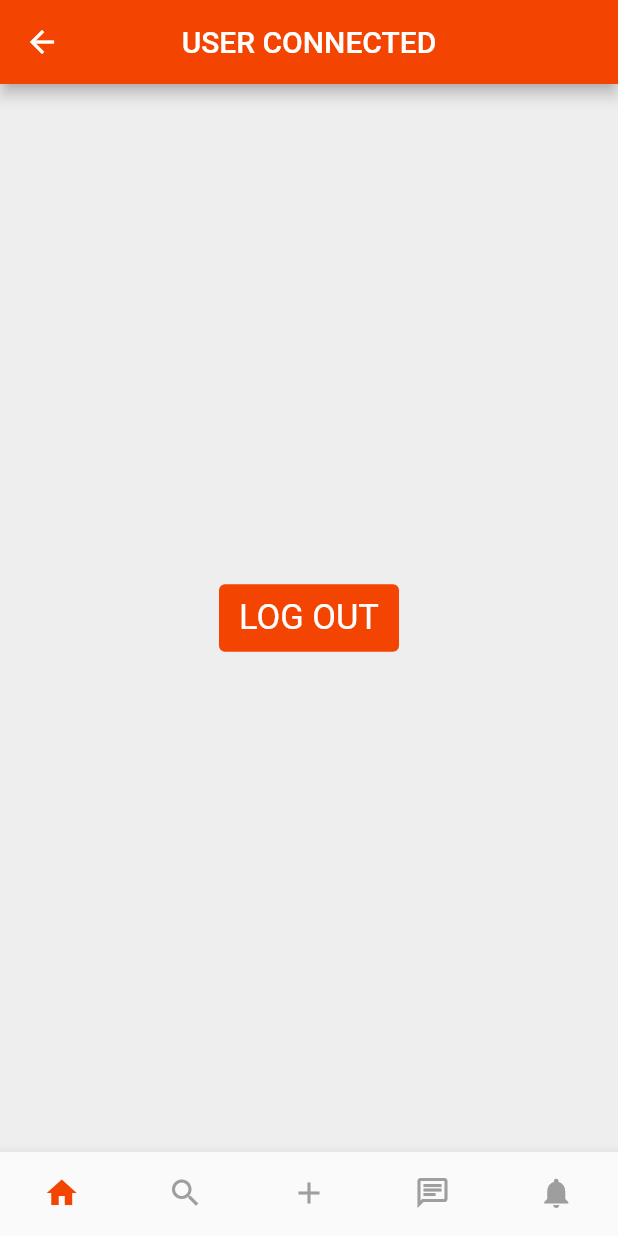
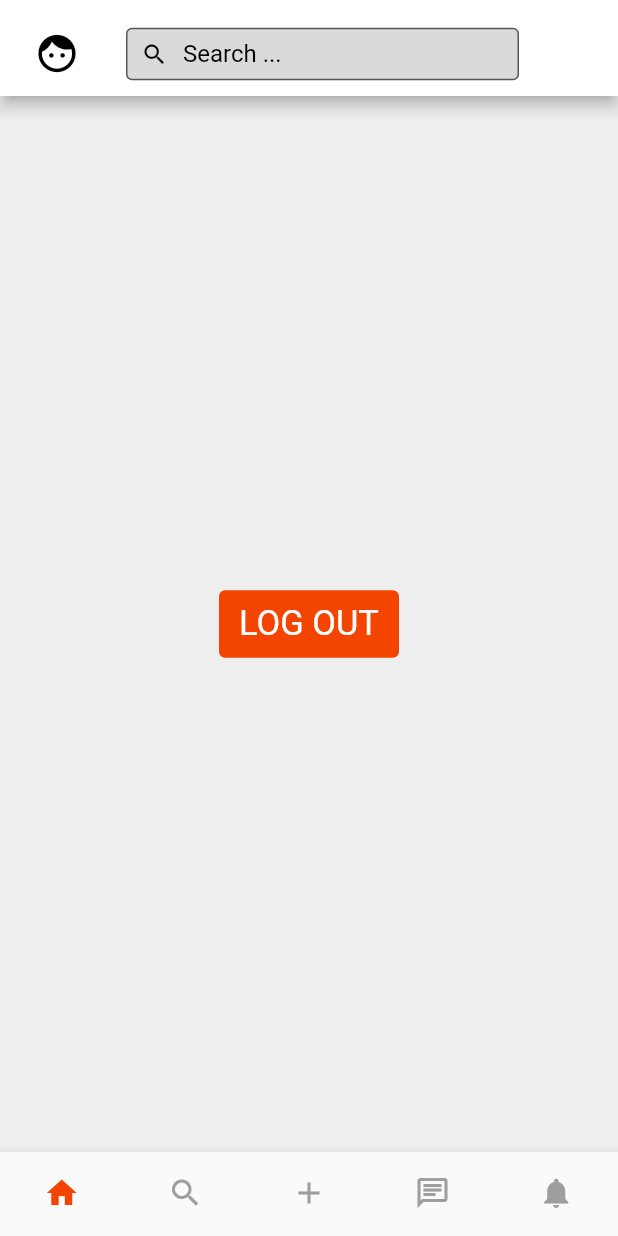
Before and after one commit to EloiseRi/Redditech_epitech, a Flutter app: the HomePage screen opened by its route, on a phone screen of 412 x 824 dp. Run offline on Flutter 3.47's test engine with Material 2 defaults, Android fonts, the light colour scheme and no system bars; our stand-ins replace font_awesome_flutter, material_floating_search_bar; missing offline and left inert: draw, flutter_web_auth.

Commit message:
search bar and appBar

```diff
--- a/my_redditech/lib/main.dart
+++ b/my_redditech/lib/main.dart
@@ -1,6 +1,5 @@
 import 'package:flutter/material.dart';
 import 'package:flutter/services.dart';
-import 'package:my_redditech/utils/color_chart.dart';
 import 'package:my_redditech/states/global_state.dart';
 import 'package:my_redditech/utils/palette.dart';
 import 'package:provider/provider.dart';
@@ -36,6 +35,7 @@ class MyApp extends StatelessWidget {
       ],
       child: MaterialApp(
         title: 'Redditech',
+        debugShowCheckedModeBanner: false,
         theme: ThemeData(
           primarySwatch: Palette.orangeReddit,
           scaffoldBackgroundColor: Colors.grey.shade200,
--- a/my_redditech/lib/screens/home_page.dart
+++ b/my_redditech/lib/screens/home_page.dart
@@ -3,7 +3,6 @@ import 'package:flutter/widgets.dart';
 import 'package:my_redditech/states/global_state.dart';
 import 'package:my_redditech/utils/palette.dart';
 import 'package:provider/provider.dart';
-import 'package:font_awesome_flutter/font_awesome_flutter.dart';
 
 class MyHomePage extends StatefulWidget {
   const MyHomePage({Key? key}) : super(key: key);
--- a/my_redditech/lib/screens/user_page.dart
+++ b/my_redditech/lib/screens/user_page.dart
@@ -1,4 +1,7 @@
+import 'dart:ui';
+
 import 'package:flutter/material.dart';
+import 'package:material_floating_search_bar/material_floating_search_bar.dart';
 import 'package:my_redditech/utils/palette.dart';
 import 'package:provider/provider.dart';
 import 'package:my_redditech/states/global_state.dart';
@@ -24,7 +27,50 @@ class _HomePageState extends State<HomePage> {
   Widget build(BuildContext context) {
     return Scaffold(
       appBar: AppBar(
-        title: const Text("USER CONNECTED"),
+        backgroundColor: Colors.white,
+        bottom: PreferredSize(
+          child: Container(),
+          preferredSize: const Size(0, 8),
+        ),
+        title: Container(
+          padding:
+              const EdgeInsets.only(top: 12, bottom: 12, left: 12, right: 50),
+          child: Column(
+            children: const <Widget>[
+              SizedBox(
+                height: 16.0,
+              ),
+              TextField(
+                cursorColor: Colors.grey,
+                decoration: InputDecoration(
+                    focusedBorder: OutlineInputBorder(
+                        borderSide: BorderSide(color: Colors.white)),
+                    prefixIconConstraints: BoxConstraints(
+                      minHeight: 16.0,
+                      minWidth: 38.0,
+                    ),
+                    prefixIcon: Icon(
+                      Icons.search,
+                      color: Colors.black,
+                    ),
+                    fillColor: Color.fromARGB(40, 20, 20, 20),
+                    filled: true,
+                    isDense: true,
+                    hintText: 'Search ...',
+                    hintStyle: TextStyle(color: Colors.black),
+                    contentPadding: EdgeInsets.all(8.0),
+                    border: OutlineInputBorder()),
+              ),
+            ],
+          ),
+        ),
+        leading: IconButton(
+          padding: const EdgeInsets.only(top: 15, left: 20),
+          onPressed: () {},
+          icon: const Icon(Icons.face),
+          iconSize: 30,
+          color: Colors.black,
+        ),
         centerTitle: true,
       ),
       body: Center(
@@ -43,7 +89,7 @@ class _HomePageState extends State<HomePage> {
                   minimumSize: const Size(120, 45),
                   primary: Colors.white,
                   backgroundColor: Palette.orangeReddit,
-                )),
+                ))
           ],
         ),
       ),
--- a/my_redditech/pubspec.yaml
+++ b/my_redditech/pubspec.yaml
@@ -39,6 +39,8 @@ dependencies:
   font_awesome_flutter: ^9.2.0
   uuid: ^3.0.5
   provider: ^6.0.1
+  flappy_search_bar: ^1.7.2
+  material_floating_search_bar: ^0.3.6
 
 dev_dependencies:
   flutter_test:
```
Also changed, not shown: my_redditech/lib/utils/search_bar.dart (added, +13 -0 lines), my_redditech/pubspec.lock.
